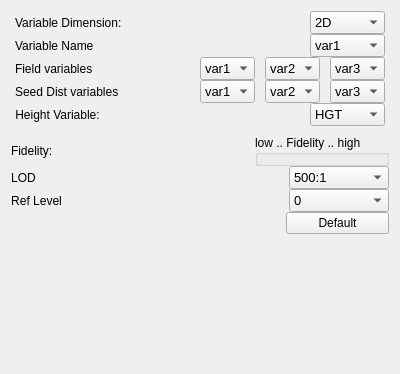
Qt form apps/vaporgui/VariablesWidgetGUI.ui (StasJ/vapor-formatted) before a commit.
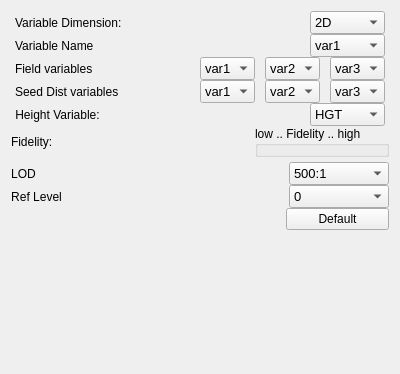
The same form after that commit.

Commit message: Changed default opacity mapping to apply full opacity in transfer function

```diff
--- a/apps/vaporgui/VariablesWidgetGUI.ui
+++ b/apps/vaporgui/VariablesWidgetGUI.ui
@@ -675,12 +675,21 @@
         <number>1</number>
        </property>
        <layout class="QHBoxLayout" name="horizontalLayout_2">
+        <property name="spacing">
+         <number>0</number>
+        </property>
         <property name="leftMargin">
          <number>0</number>
         </property>
+        <property name="topMargin">
+         <number>0</number>
+        </property>
         <property name="rightMargin">
          <number>0</number>
         </property>
+        <property name="bottomMargin">
+         <number>0</number>
+        </property>
         <item>
          <layout class="QVBoxLayout" name="verticalLayout">
           <property name="spacing">
@@ -694,6 +703,9 @@
             <property name="rightMargin">
              <number>0</number>
             </property>
+            <property name="bottomMargin">
+             <number>5</number>
+            </property>
             <item>
              <widget class="QLabel" name="label_11">
               <property name="statusTip">
```
The commit also changes 1 other file.
